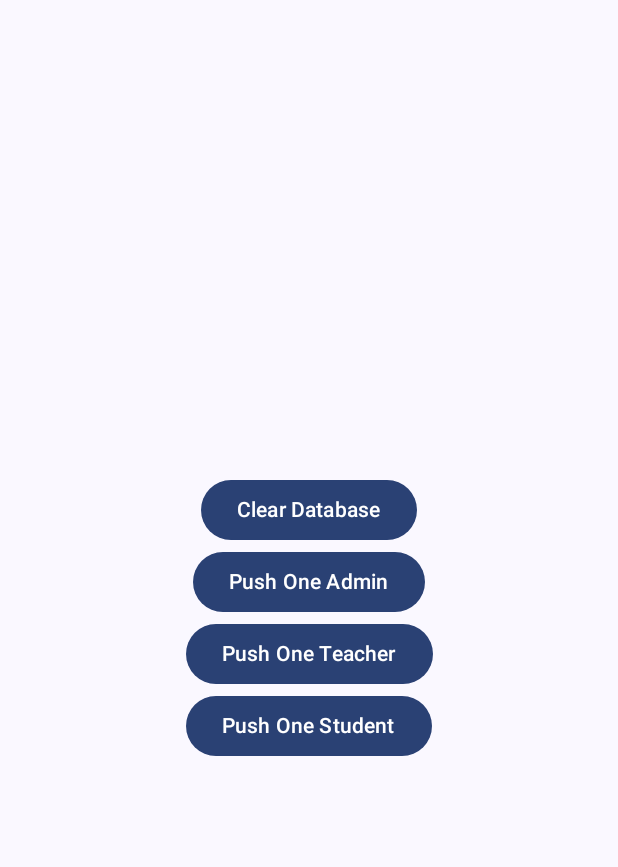
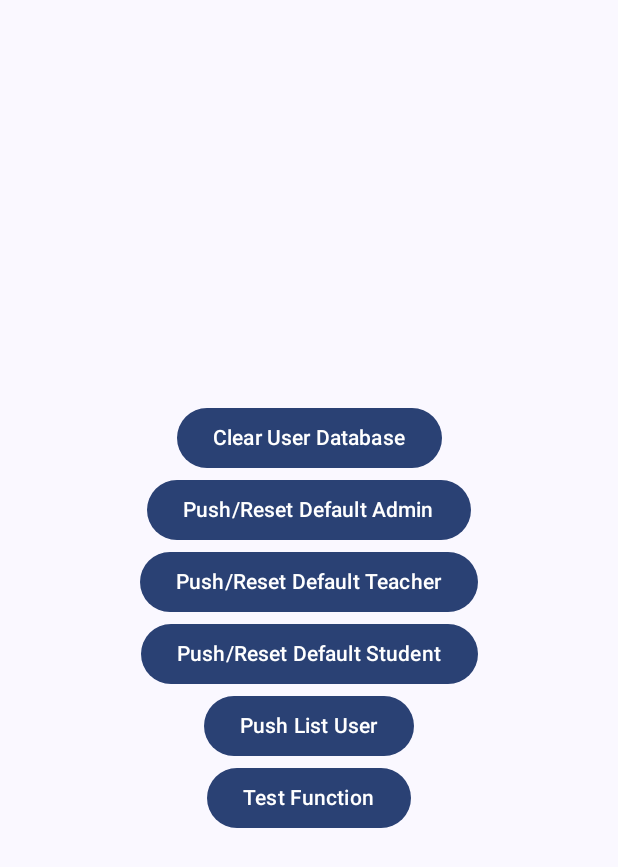
Before and after one commit to anhtan2223/FishLearning---Mobile-App, an Android app built with Jetpack Compose: the screen it shows after launch (MainActivity), after a tap on "Test Room", on a phone screen of 412 x 824 dp. Shown: the top 867 px of the screen. Run offline under Robolectric (Android 15) with nearby library versions, the phone set to English and light mode, and no system bars; our stand-ins replace Firebase (no records; nobody signed in at launch, a user with empty details on screens opened directly).

Commit message:
Fetch ListUser Success

```diff
--- a/Fish/app/src/main/java/com/example/fish/MainActivity.kt
+++ b/Fish/app/src/main/java/com/example/fish/MainActivity.kt
@@ -40,6 +40,7 @@ import androidx.navigation.compose.rememberNavController
 import com.example.fish.Controllers.isValidUsername
 import com.example.fish.Controllers.login
 import com.example.fish.Controllers.registerUser
+import com.example.fish.Models.HandleUser
 import com.example.fish.Untils.User
 import com.example.fish.Untils.ValidValue
 import com.example.fish.Untils.appendMessage
@@ -150,7 +151,7 @@ fun LoginView(nav:NavController , view:DisplayUI)
                     } ,
                     onUserTrue = { isTrue , info ->
                             if(isTrue){
-                                var destination = when(info.roleid){
+                                val destination = when(info.roleid){
                                     3 -> "Student"
                                     2 -> "Teacher"
                                     1 -> "Admin"
@@ -172,9 +173,25 @@ fun LoginView(nav:NavController , view:DisplayUI)
         verticalAlignment = Alignment.Bottom ,
         horizontalArrangement = Arrangement.SpaceBetween
     ) {
-        ButtonNav(onClick = { nav.navigate("Student") }, content = "Student")
-        ButtonNav(onClick = { nav.navigate("Teacher") }, content = "Teacher")
-        ButtonNav(onClick = { nav.navigate("Admin") }, content = "Admin")
+        ButtonNav(onClick =
+        {
+            nav.navigate("Student")
+            HandleUser.getUserById("user") {
+                view.setMyInfo(it ?: User())
+            }
+        }, content = "Student")
+        ButtonNav(onClick = {
+            nav.navigate("Teacher")
+            HandleUser.getUserById("teacher") {
+                view.setMyInfo(it ?: User())
+            }
+        }, content = "Teacher")
+        ButtonNav(onClick = {
+            nav.navigate("Admin")
+            HandleUser.getUserById("admin") {
+                view.setMyInfo(it ?: User())
+            }
+        }, content = "Admin")
     }
 }
 @Composable
@@ -182,15 +199,6 @@ fun SignInView(nav:NavController)
 {
     val info by remember {
       mutableStateOf(User())
-    }
-    val isValid by remember {
-        mutableStateOf(object {
-            var name = false
-            var email = false
-            var password = false
-            var rePassword = false
-            var username = false
-        })
     }
     var rePass by remember {
         mutableStateOf("")
@@ -253,7 +261,7 @@ fun SignInView(nav:NavController)
                             appendMessage(context , "Mật Khẩu Nhập Lại Chưa Đúng")
                 }
             )
-            OneLineChange(title = "Họ Và Tên", content = "Tên của Bạn", readOnly = false ,
+            OneLineChange(title = "Họ Và Tên", content = "Tên của Bạn",
                 onChange = {
                     if(it.length == 0)
                         appendMessage(context , "Không thể để trống Tên")
@@ -264,9 +272,9 @@ fun SignInView(nav:NavController)
                         appendMessage(context , "Tên Không Vượt Quá 50 Ký tự")
                 }
             )
-            OneLineChange(title = "Email", content = "Email Đăng Ký", readOnly = false ,
+            OneLineChange(title = "Email", content = "Email Đăng Ký",
                 onChange = {
-                info.email = it
+                    info.email = it
                 } ,
                 onFocusChange = {
                     if(!it.isFocused && info.email.isNotEmpty() && !ValidValue.isValidEmail(info.email) )
--- a/Fish/app/src/main/java/com/example/fish/TestRoom.kt
+++ b/Fish/app/src/main/java/com/example/fish/TestRoom.kt
@@ -1,5 +1,6 @@
 package com.example.fish
 
+import android.util.Log
 import androidx.compose.foundation.layout.Arrangement
 import androidx.compose.foundation.layout.Column
 import androidx.compose.material3.Button
@@ -10,6 +11,8 @@ import androidx.compose.runtime.mutableStateOf
 import androidx.compose.runtime.remember
 import androidx.compose.runtime.setValue
 import androidx.compose.ui.Alignment
+import com.example.fish.Controllers.getUserList
+import com.example.fish.Controllers.updateUser
 import com.example.fish.Untils.DemoData
 import com.example.fish.Untils.MyDB
 import com.example.fish.Untils.User
@@ -31,24 +34,40 @@ fun TestRoom(){
         Button(onClick = {
             user.removeValue()
         }) {
-            Text(text = "Clear Database")
+            Text(text = "Clear User Database")
         }
         Button(onClick = {
-            HandleUser.createUser(DemoData.UserInfo.copy(roleid = 1 , username = "admin" , password = "123"))
+            updateUser(DemoData.UserInfo.copy(uid = "admin" , roleid = 1 , username = "admin" , password = "123"))
         }) {
-            Text(text = "Push One Admin")
+            Text(text = "Push/Reset Default Admin")
         }
 
         Button(onClick = {
-            HandleUser.createUser(DemoData.UserInfo2.copy(roleid = 2 , username = "teacher" , password = "123"))
+            updateUser(DemoData.UserInfo2.copy(uid = "teacher" , roleid = 2 , username = "teacher" , password = "123"))
         }) {
-            Text(text = "Push One Teacher")
+            Text(text = "Push/Reset Default Teacher")
         }
 
         Button(onClick = {
-            HandleUser.createUser(DemoData.UserInfo2.copy(roleid = 3 , username = "emca" , password = "123"))
+            updateUser(DemoData.UserInfo2.copy(uid = "user" , roleid = 3 , username = "user" , password = "123"))
         }) {
-            Text(text = "Push One Student")
+            Text(text = "Push/Reset Default Student")
+        }
+        Button(onClick = {
+            for(i in DemoData.ListUser){
+                HandleUser.createUser(UserInfo = i)
+            }
+        }) {
+            Text(text = "Push List User")
+        }
+
+        Button(onClick = {
+            getUserList {
+                for(i in it)
+                    Log.d(TAG, "TestRoom: ${i}")
+            }
+        }) {
+            Text(text = "Test Function")
         }
     }
 
--- a/Fish/app/src/main/java/com/example/fish/Untils/DemoData.kt
+++ b/Fish/app/src/main/java/com/example/fish/Untils/DemoData.kt
@@ -6,7 +6,7 @@ object DemoData {
         "Lê Sỹ Anh Tấn" ,
         "anhtan3332@gmail.com" ,
         "anhtan2223" ,
-        "12345" ,
+        "123" ,
         1
     )
     val UserInfo2 = User(
@@ -14,10 +14,10 @@ object DemoData {
         "Lê Sỹ Anh Tấn" ,
         "anhtan3332@gmail.com" ,
         "anhtan2223" ,
-        "12345" ,
+        "123" ,
         2
     )
-    val ListUser = listOf<User>(
+    val ListUser = mutableListOf<User>(
         User(
             "1" ,
             "Giáo Viên" ,
@@ -30,57 +30,57 @@ object DemoData {
             "2" ,
             "Tôn Ðình Phúc" ,
             "user1@gmail.com" ,
-            "anhtan2223" ,
+            "tdphuc" ,
             "12345" ,
-            1
+            2
         ) ,
         User(
             "3" ,
             "Nguyễn Triệu Thái" ,
             "user2@gmail.com" ,
-            "anhtan2223" ,
+            "ntthai" ,
             "12345" ,
-            1
+            2
         ) ,
         User(
             "4" ,
             "Lý Ðắc Trọng" ,
             "user3@gmail.com" ,
-            "anhtan2223" ,
+            "ldtrong" ,
             "12345" ,
-            1
+            2
         ) ,
         User(
             "5" ,
             "Lê Sỹ Anh Tấn" ,
             "anhtan3332@gmail.com" ,
-            "anhtan2223" ,
+            "lsatan" ,
             "12345" ,
-            1
+            3
         ) ,
         User(
             "6" ,
             "Vũ Huy Lĩnh" ,
             "user6@gmail.com" ,
-            "anhtan2223" ,
+            "cvlinh" ,
             "12345" ,
-            1
+            3
         ) ,
         User(
             "7" ,
             "Bùi Huyền Trân" ,
             "user7@gmail.com" ,
-            "anhtan2223" ,
+            "bhtran" ,
             "12345" ,
-            1
+            3
         ) ,
         User(
             "8" ,
             "Hoàng Diệu Ngọc" ,
             "user8@gmail.com" ,
-            "anhtan2223" ,
+            "hdngoc" ,
             "12345" ,
-            1
+            3
         ) ,
     )
     val ListClass = listOf<Class>(
```
Also changed, not shown: Fish/app/src/main/java/com/example/fish/Controllers/user.controller.kt (+11 -2 lines), Fish/app/src/main/java/com/example/fish/Views/Admin/User.Main.kt (+12 -2 lines), Fish/app/src/main/java/com/example/fish/Views/Student/Account.ChangePass.kt (+84 -17 lines), Fish/app/src/main/java/com/example/fish/Views/Student/Account.Update.kt (+71 -37 lines).
